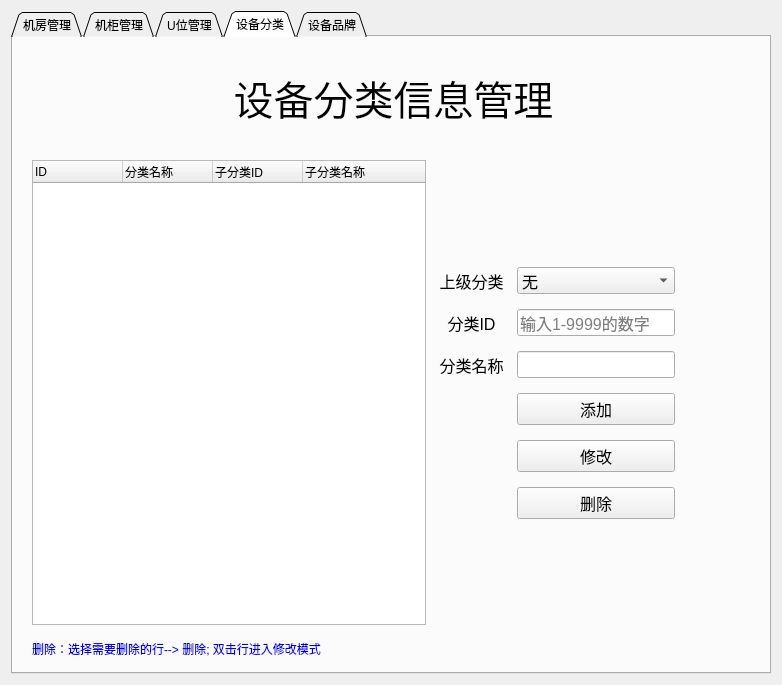
First picture: the form in ui/base_info.ui, repository tainyuhong/pyside_machine_system, before the edit.
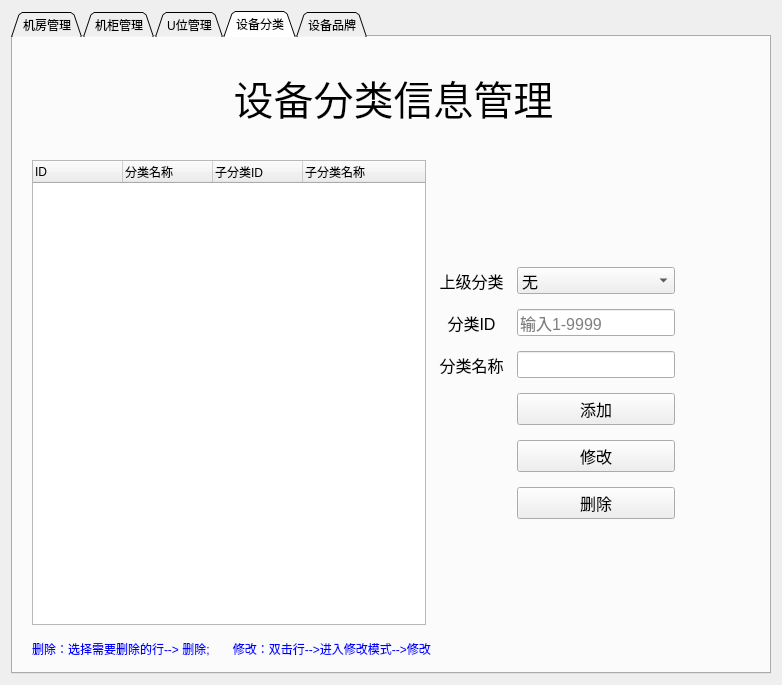
Second picture: the form after the edit. The open tabs and pages were chosen to show the change.

Patch:
```diff
--- a/ui/base_info.ui
+++ b/ui/base_info.ui
@@ -1122,7 +1122,7 @@
               <number>4</number>
              </property>
              <property name="placeholderText">
-              <string>输入1-9999的数字</string>
+              <string>输入1-9999</string>
              </property>
             </widget>
            </item>
@@ -1226,7 +1226,7 @@
               <string notr="true">color:blue</string>
              </property>
              <property name="text">
-              <string>删除：选择需要删除的行--&gt; 删除; 双击行进入修改模式</string>
+              <string>删除：选择需要删除的行--&gt; 删除;       修改：双击行--&gt;进入修改模式--&gt;修改</string>
              </property>
             </widget>
            </item>
```
Left out of the diff: 7 changed lines with no effect on the pictures.
